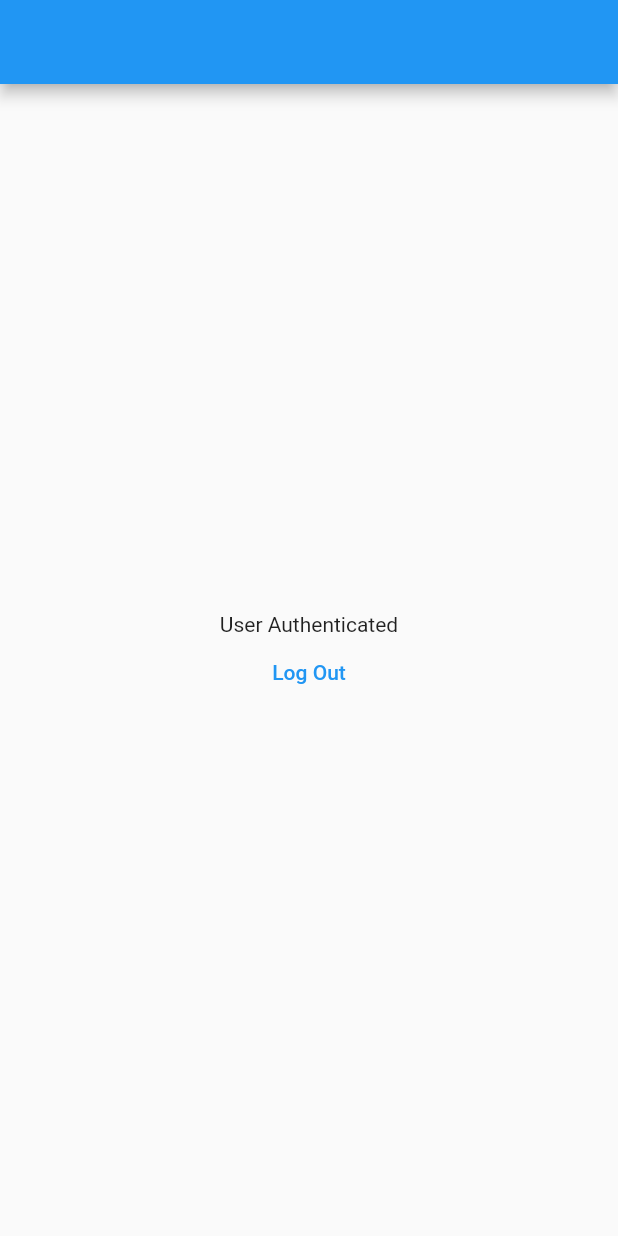
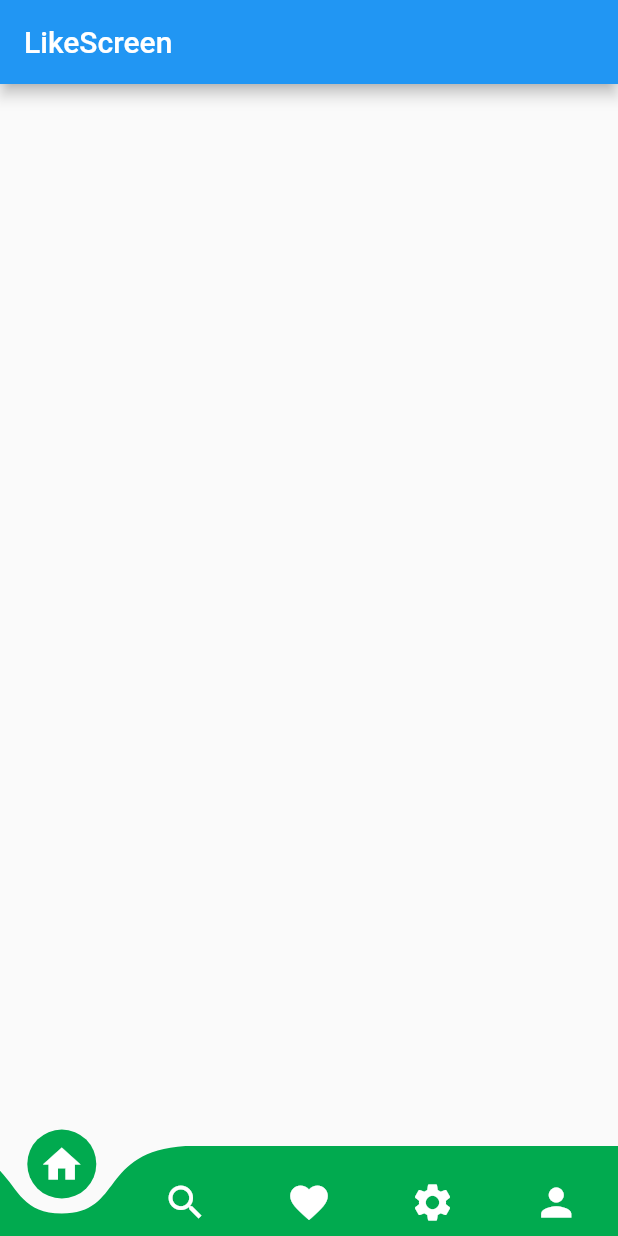
Before and after one commit to Dilshodbek0720/Leyla_shop, a Flutter app: the screen it shows once a user with an empty profile is signed in, on a phone screen of 412 x 824 dp. Run offline on Flutter 3.47's test engine with Material 2 defaults, Android fonts, the phone set to English and light mode, and no system bars; drawn by our look-alikes of curved_navigation_bar; our stand-ins replace firebase_auth, firebase_core, flutter_screenutil, flutter_svg; accounts and stored records are empty; statements that could not run were skipped.

Commit message:
added tabbox

```diff
--- a/lib/ui/tab_box/tab_box.dart
+++ b/lib/ui/tab_box/tab_box.dart
@@ -1,4 +1,11 @@
+import 'package:curved_navigation_bar/curved_navigation_bar.dart';
 import 'package:flutter/material.dart';
+import 'package:leyla_shop/ui/tab_box/widgets/home/home_screen.dart';
+import 'package:leyla_shop/ui/tab_box/widgets/like/like_screen.dart';
+import 'package:leyla_shop/ui/tab_box/widgets/profile/profile_screen.dart';
+import 'package:leyla_shop/ui/tab_box/widgets/search/search_screen.dart';
+import 'package:leyla_shop/ui/tab_box/widgets/setting/setting_screen.dart';
+import 'package:leyla_shop/utils/colors.dart';
 import 'package:provider/provider.dart';
 
 import '../../providers/auth_provider.dart';
@@ -11,24 +18,46 @@ class TabBox extends StatefulWidget {
 }
 
 class _TabBoxState extends State<TabBox> {
+  int currentIndex = 2;
+  final screens = [
+    HomeScreen(),
+    SearchScreen(),
+    LikeScreen(),
+    SettingScreen(),
+    ProfileScreen()
+  ];
+
+  final items = [
+    Icon(Icons.home, size: 30,),
+    Icon(Icons.search, size: 30,),
+    Icon(Icons.favorite, size: 30,),
+    Icon(Icons.settings, size: 30,),
+    Icon(Icons.person, size: 30,),
+  ];
   @override
   Widget build(BuildContext context) {
     return Scaffold(
-        appBar: AppBar(),
-        body: Center(
-          child: Column(
-            mainAxisAlignment: MainAxisAlignment.center,
-            children: [
-              const Center(
-                child: Text("User Authenticated"),
-              ),
-              TextButton(
-                  onPressed: () {
-                    context.read<AuthProvider>().logOut(context);
-                  },
-                  child: const Text("Log Out"))
-            ],
+      extendBody: true,
+      backgroundColor: Colors.black26,
+        body: screens[currentIndex],
+        bottomNavigationBar: Theme(
+          data: Theme.of(context).copyWith(
+            iconTheme: IconThemeData(color: Colors.white)
           ),
-        ));
+          child: CurvedNavigationBar(
+            color: AppColors.C_01AA4F,
+            backgroundColor: Colors.transparent,
+            height: 60,
+            items: items,
+            onTap: (index){
+              setState(() {
+                currentIndex = index;
+              });
+            },
+            animationCurve: Curves.easeInOut,
+            animationDuration: Duration(milliseconds: 500),
+          ),
+        ),
+    );
   }
 }
--- /dev/null
+++ b/lib/ui/tab_box/widgets/like/like_screen.dart
@@ -0,0 +1,19 @@
+import 'package:flutter/material.dart';
+
+class LikeScreen extends StatefulWidget {
+  const LikeScreen({super.key});
+
+  @override
+  State<LikeScreen> createState() => _LikeScreenState();
+}
+
+class _LikeScreenState extends State<LikeScreen> {
+  @override
+  Widget build(BuildContext context) {
+    return Scaffold(
+      appBar: AppBar(
+        title: Text("LikeScreen"),
+      ),
+    );
+  }
+}
--- a/pubspec.yaml
+++ b/pubspec.yaml
@@ -19,6 +19,7 @@ dependencies:
   firebase_auth: ^4.7.1
   firebase_storage: ^11.2.5
   provider: ^6.0.5
+  curved_navigation_bar: ^1.0.3
 
 dev_dependencies:
   flutter_test:
```
Also changed, not shown: lib/ui/tab_box/widgets/home/home_screen.dart (added, +19 -0 lines), lib/ui/tab_box/widgets/profile/profile_screen.dart (added, +19 -0 lines), lib/ui/tab_box/widgets/search/search_screen.dart (added, +19 -0 lines), lib/ui/tab_box/widgets/setting/setting_screen.dart (added, +19 -0 lines), pubspec.lock.
